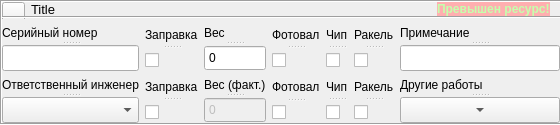
This is widgets/scartridgeform.ui in solderercb/snap_crm as Qt 5 draws it before an edit; both pictures show x 0 to 560 and y 0 to 125 of the 1228 by 125 pixel window. The edited form follows.
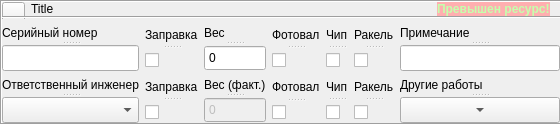
This is the edited form. Icons and pictures are not drawn. Custom widgets are drawn as their Qt base class.

Diff of the .ui file:
```diff
--- a/widgets/scartridgeform.ui
+++ b/widgets/scartridgeform.ui
@@ -148,13 +148,6 @@
       </item>
       <item row="0" column="1">
        <widget class="QLabel" name="labelTitle">
-        <property name="font">
-         <font>
-          <pointsize>10</pointsize>
-          <weight>50</weight>
-          <bold>false</bold>
-         </font>
-        </property>
         <property name="text">
          <string>Title</string>
         </property>
```
Left out of the diff: 7 changed lines with no effect on the pictures.
